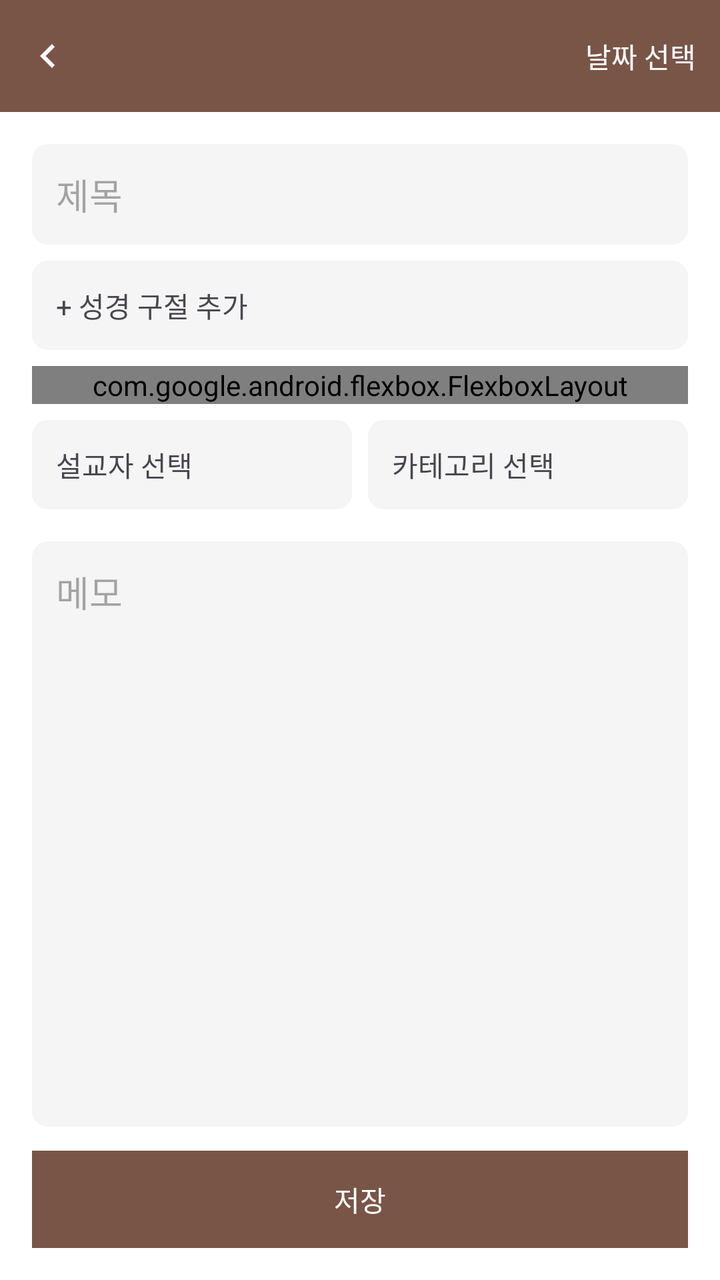
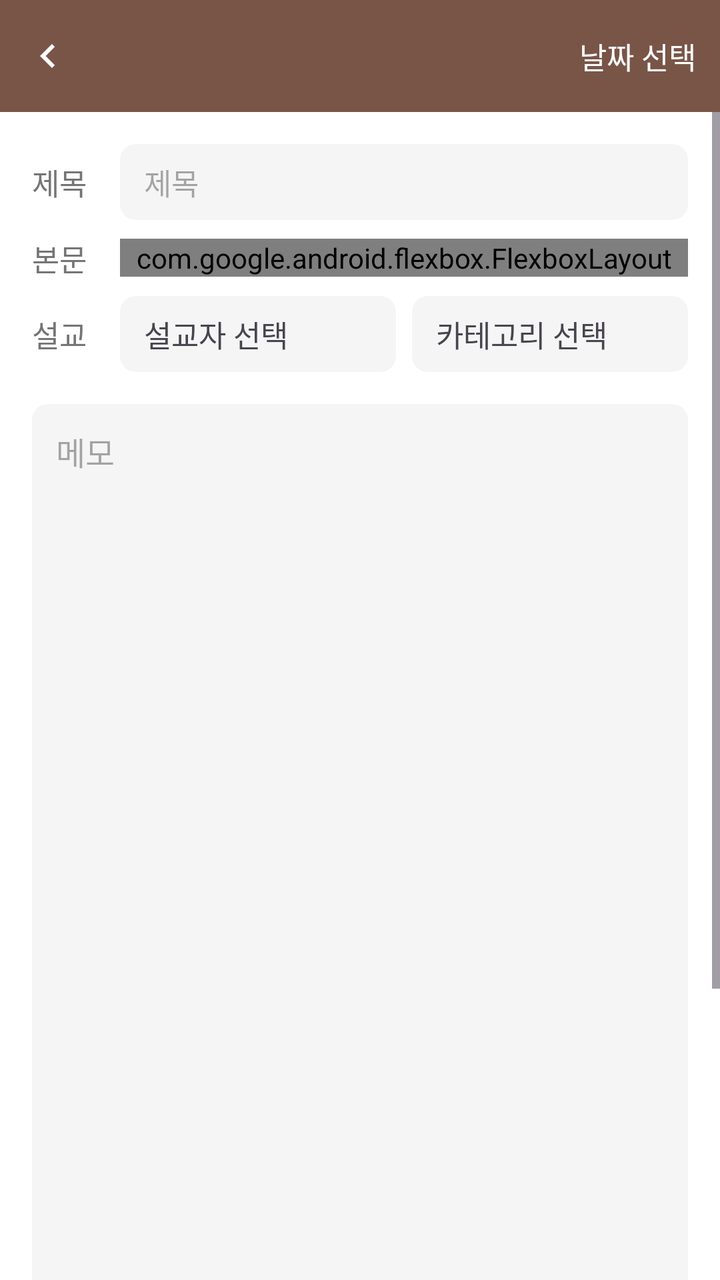

Two renders of the same Android screen: before a commit and after it. Below are the layout's source before the change and the commit's diff.
<!-- AndroidManifest.xml: application theme Theme.BNOTE -->
<!-- res/layout/activity_add_sermon.xml -->
<?xml version="1.0" encoding="utf-8"?>
<LinearLayout xmlns:android="http://schemas.android.com/apk/res/android"
    xmlns:app="http://schemas.android.com/apk/res-auto"
    android:id="@+id/add_sermon_root"
    android:layout_width="match_parent"
    android:layout_height="match_parent"
    android:orientation="vertical"
    android:background="@color/surface_background">

    <LinearLayout
        android:layout_width="match_parent"
        android:layout_height="56dp"
        android:orientation="horizontal"
        android:gravity="center_vertical"
        android:background="@color/brown_primary"
        android:paddingStart="4dp">

        <ImageView
            android:id="@+id/btn_top_bar_back"
            android:layout_width="40dp"
            android:layout_height="40dp"
            android:padding="8dp"
            android:src="@drawable/ic_chevron_left"
            app:tint="@color/white"
            android:contentDescription="뒤로가기"
            android:background="?attr/selectableItemBackgroundBorderless"
            android:clickable="true"
            android:focusable="true" />

        <TextView
            android:id="@+id/text_top_bar_title"
            android:layout_width="0dp"
            android:layout_height="wrap_content"
            android:layout_weight="1"
            android:layout_marginStart="4dp"
            android:textSize="18sp"
            android:textStyle="bold"
            android:textColor="@color/white" />

        <TextView
            android:id="@+id/btn_pick_date"
            android:layout_width="wrap_content"
            android:layout_height="wrap_content"
            android:padding="12dp"
            android:text="날짜 선택"
            android:textSize="14sp"
            android:textColor="@color/white"
            android:clickable="true"
            android:focusable="true" />

    </LinearLayout>

    <LinearLayout
        android:layout_width="match_parent"
        android:layout_height="wrap_content"
        android:orientation="vertical"
        android:padding="16dp">

        <EditText
            android:id="@+id/edit_title"
            android:layout_width="match_parent"
            android:layout_height="wrap_content"
            android:hint="제목"
            android:padding="12dp"
            android:layout_marginBottom="8dp"
            android:background="@drawable/bg_book_button" />

        <TextView
            android:id="@+id/btn_add_bible_ref"
            android:layout_width="match_parent"
            android:layout_height="wrap_content"
            android:padding="12dp"
            android:text="+ 성경 구절 추가"
            android:background="@drawable/bg_book_button"
            android:layout_marginBottom="8dp"
            android:clickable="true"
            android:focusable="true" />

        <com.google.android.flexbox.FlexboxLayout
            android:id="@+id/flexbox_bible_refs"
            android:layout_width="match_parent"
            android:layout_height="wrap_content"
            android:layout_marginBottom="8dp"
            app:flexWrap="wrap" />

        <LinearLayout
            android:layout_width="match_parent"
            android:layout_height="wrap_content"
            android:orientation="horizontal">

            <TextView
                android:id="@+id/btn_pick_preacher"
                android:layout_width="0dp"
                android:layout_height="wrap_content"
                android:layout_weight="1"
                android:layout_marginEnd="4dp"
                android:padding="12dp"
                android:text="설교자 선택"
                android:background="@drawable/bg_book_button"
                android:clickable="true"
                android:focusable="true" />

            <TextView
                android:id="@+id/btn_pick_category"
                android:layout_width="0dp"
                android:layout_height="wrap_content"
                android:layout_weight="1"
                android:layout_marginStart="4dp"
                android:padding="12dp"
                android:text="카테고리 선택"
                android:background="@drawable/bg_book_button"
                android:clickable="true"
                android:focusable="true" />
        </LinearLayout>

    </LinearLayout>

    <EditText
        android:id="@+id/edit_memo"
        android:layout_width="match_parent"
        android:layout_height="0dp"
        android:layout_weight="1"
        android:hint="메모"
        android:gravity="top"
        android:padding="12dp"
        android:layout_marginStart="16dp"
        android:layout_marginEnd="16dp"
        android:layout_marginBottom="12dp"
        android:background="@drawable/bg_book_button" />

    <TextView
        android:id="@+id/btn_save_sermon"
        android:layout_width="match_parent"
        android:layout_height="wrap_content"
        android:layout_marginStart="16dp"
        android:layout_marginEnd="16dp"
        android:layout_marginBottom="16dp"
        android:padding="14dp"
        android:text="저장"
        android:gravity="center"
        android:textColor="@color/white"
        android:background="@color/brown_primary"
        android:clickable="true"
        android:focusable="true" />

</LinearLayout>
<!-- resources referenced by this layout -->
<resources>
  <color name="brown_primary">#795548</color>
  <color name="surface_background">#FFFFFF</color>
  <color name="white">#FFFFFFFF</color>
  <!-- drawable bg_book_button (drawable) -->
  <?xml version="1.0" encoding="utf-8"?>
  <ripple xmlns:android="http://schemas.android.com/apk/res/android"
      android:color="#D7CCC8">
      <item>
          <shape android:shape="rectangle">
              <solid android:color="@color/input_background" />
              <corners android:radius="8dp" />
          </shape>
      </item>
  </ripple>
  <!-- drawable ic_chevron_left (drawable) -->
  <vector xmlns:android="http://schemas.android.com/apk/res/android"
      android:width="24dp"
      android:height="24dp"
      android:viewportWidth="24"
      android:viewportHeight="24"
      android:tint="?attr/colorControlNormal">
      <path
          android:fillColor="#000000"
          android:pathData="M15.41,7.41L14,6l-6,6 6,6 1.41,-1.41L10.83,12z" />
  </vector>
  <style name="Theme.BNOTE" parent="Base.Theme.BNOTE" />
  <color name="input_background">#F5F5F5</color>
  <style name="Base.Theme.BNOTE" parent="Theme.Material3.DayNight.NoActionBar">
          <item name="colorPrimary">@color/brown_primary</item>
          <item name="colorPrimaryDark">@color/brown_primary_dark</item>
          <item name="android:statusBarColor">@color/brown_primary_dark</item>
          <item name="android:windowLightStatusBar">false</item>
          <item name="android:windowBackground">@color/surface_background</item>
      </style>
  <color name="brown_primary_dark">#5D4037</color>
</resources>

<!-- the commit's change to res/layout/activity_add_sermon.xml (unified diff, before → after) -->
@@ -43,104 +43,251 @@
             android:layout_height="wrap_content"
             android:padding="12dp"
             android:text="날짜 선택"
-            android:textSize="14sp"
+            android:textSize="15sp"
             android:textColor="@color/white"
             android:clickable="true"
             android:focusable="true" />
 
     </LinearLayout>
 
-    <LinearLayout
+    <ScrollView
+        android:id="@+id/scroll_add_sermon"
         android:layout_width="match_parent"
-        android:layout_height="wrap_content"
-        android:orientation="vertical"
-        android:padding="16dp">
-
-        <EditText
-            android:id="@+id/edit_title"
-            android:layout_width="match_parent"
-            android:layout_height="wrap_content"
-            android:hint="제목"
-            android:padding="12dp"
-            android:layout_marginBottom="8dp"
-            android:background="@drawable/bg_book_button" />
-
-        <TextView
-            android:id="@+id/btn_add_bible_ref"
-            android:layout_width="match_parent"
-            android:layout_height="wrap_content"
-            android:padding="12dp"
-            android:text="+ 성경 구절 추가"
-            android:background="@drawable/bg_book_button"
-            android:layout_marginBottom="8dp"
-            android:clickable="true"
-            android:focusable="true" />
-
-        <com.google.android.flexbox.FlexboxLayout
-            android:id="@+id/flexbox_bible_refs"
-            android:layout_width="match_parent"
-            android:layout_height="wrap_content"
-            android:layout_marginBottom="8dp"
-            app:flexWrap="wrap" />
+        android:layout_height="0dp"
+        android:layout_weight="1"
+        android:fillViewport="true">
 
         <LinearLayout
             android:layout_width="match_parent"
             android:layout_height="wrap_content"
-            android:orientation="horizontal">
+            android:orientation="vertical">
+
+            <LinearLayout
+                android:layout_width="match_parent"
+                android:layout_height="wrap_content"
+                android:orientation="vertical"
+                android:padding="16dp">
+
+                
+                <LinearLayout
+                    android:layout_width="match_parent"
+                    android:layout_height="wrap_content"
+                    android:orientation="horizontal"
+                    android:gravity="center_vertical">
+
+                    <TextView
+                        android:layout_width="44dp"
+                        android:layout_height="wrap_content"
+                        android:text="제목"
+                        android:textSize="15sp"
+                        android:textColor="@color/text_secondary" />
+
+                    <EditText
+                        android:id="@+id/edit_title"
+                        android:layout_width="0dp"
+                        android:layout_height="wrap_content"
+                        android:layout_weight="1"
+                        android:hint="제목"
+                        android:textSize="15sp"
+                        android:paddingStart="12dp"
+                        android:paddingEnd="12dp"
+                        android:paddingTop="8dp"
+                        android:paddingBottom="8dp"
+                        android:background="@drawable/bg_book_button" />
+                </LinearLayout>
+
+                
+                <LinearLayout
+                    android:layout_width="match_parent"
+                    android:layout_height="wrap_content"
+                    android:orientation="horizontal"
+                    android:layout_marginTop="8dp"
+                    android:gravity="center_vertical">
+
+                    <TextView
+                        android:layout_width="44dp"
+                        android:layout_height="wrap_content"
+                        android:text="본문"
+                        android:textSize="15sp"
+                        android:textColor="@color/text_secondary" />
+
+                    <com.google.android.flexbox.FlexboxLayout
+                        android:id="@+id/flexbox_bible_refs"
+                        android:layout_width="0dp"
+                        android:layout_height="wrap_content"
+                        android:layout_weight="1"
+                        app:flexWrap="wrap"
+                        app:alignItems="center" />
+                </LinearLayout>
+
+                
+                <LinearLayout
+                    android:layout_width="match_parent"
+                    android:layout_height="wrap_content"
+                    android:orientation="horizontal"
+                    android:layout_marginTop="8dp"
+                    android:gravity="center_vertical">
+
+                    <TextView
+                        android:layout_width="44dp"
+                        android:layout_height="wrap_content"
+                        android:text="설교"
+                        android:textSize="15sp"
+                        android:textColor="@color/text_secondary" />
+
+                    <TextView
+                        android:id="@+id/btn_pick_preacher"
+                        android:layout_width="0dp"
+                        android:layout_height="wrap_content"
+                        android:layout_weight="1"
+                        android:layout_marginEnd="4dp"
+                        android:paddingStart="12dp"
+                        android:paddingEnd="12dp"
+                        android:paddingTop="8dp"
+                        android:paddingBottom="8dp"
+                        android:text="설교자 선택"
+                        android:textSize="15sp"
+                        android:background="@drawable/bg_book_button"
+                        android:clickable="true"
+                        android:focusable="true" />
+
+                    <TextView
+                        android:id="@+id/btn_pick_category"
+                        android:layout_width="0dp"
+                        android:layout_height="wrap_content"
+                        android:layout_weight="1"
+                        android:layout_marginStart="4dp"
+                        android:paddingStart="12dp"
+                        android:paddingEnd="12dp"
+                        android:paddingTop="8dp"
+                        android:paddingBottom="8dp"
+                        android:text="카테고리 선택"
+                        android:textSize="15sp"
+                        android:background="@drawable/bg_book_button"
+                        android:clickable="true"
+                        android:focusable="true" />
+                </LinearLayout>
+
+            </LinearLayout>
+
+            
+            <FrameLayout
+                android:layout_width="match_parent"
+                android:layout_height="wrap_content"
+                android:layout_marginStart="16dp"
+                android:layout_marginEnd="16dp"
+                android:layout_marginBottom="12dp"
+                android:background="@drawable/bg_book_button">
+
+                <EditText
+                    android:id="@+id/edit_memo"
+                    android:layout_width="match_parent"
+                    android:layout_height="wrap_content"
+                    android:minHeight="500dp"
+                    android:hint="메모"
+                    android:gravity="top"
+                    android:textSize="16sp"
+                    android:paddingStart="12dp"
+                    android:paddingEnd="12dp"
+                    android:paddingTop="12dp"
+                    android:paddingBottom="44dp"
+                    android:background="@android:color/transparent" />
+
+                <LinearLayout
+                    android:layout_width="wrap_content"
+                    android:layout_height="wrap_content"
+                    android:layout_gravity="bottom|end"
+                    android:layout_margin="6dp"
+                    android:orientation="horizontal"
+                    android:background="@drawable/bg_stat_card">
+
+                    <TextView
+                        android:id="@+id/btn_format_bold"
+                        android:layout_width="wrap_content"
+                        android:layout_height="wrap_content"
+                        android:text="굵게"
+                        android:textSize="13sp"
+                        android:textColor="@color/text_secondary"
+                        android:padding="8dp"
+                        android:background="?attr/selectableItemBackground"
+                        android:clickable="true"
+                        android:focusable="true" />
+
+                    <TextView
+                        android:id="@+id/btn_format_underline"
+                        android:layout_width="wrap_content"
+                        android:layout_height="wrap_content"
+                        android:text="밑줄"
+                        android:textSize="13sp"
+                        android:textColor="@color/text_secondary"
+                        android:padding="8dp"
+                        android:background="?attr/selectableItemBackground"
+                        android:clickable="true"
+                        android:focusable="true" />
+
+                    <TextView
+                        android:id="@+id/btn_format_color"
+                        android:layout_width="wrap_content"
+                        android:layout_height="wrap_content"
+                        android:text="색"
+                        android:textSize="13sp"
+                        android:textColor="@color/text_secondary"
+                        android:padding="8dp"
+                        android:background="?attr/selectableItemBackground"
+                        android:clickable="true"
+                        android:focusable="true" />
+                </LinearLayout>
+            </FrameLayout>
 
             <TextView
-                android:id="@+id/btn_pick_preacher"
-                android:layout_width="0dp"
-                android:layout_height="wrap_content"
-                android:layout_weight="1"
-                android:layout_marginEnd="4dp"
+                android:id="@+id/btn_add_photo"
+                android:layout_width="match_parent"
+                android:layout_height="wrap_content"
+                android:layout_marginStart="16dp"
+                android:layout_marginEnd="16dp"
+                android:layout_marginBottom="8dp"
                 android:padding="12dp"
-                android:text="설교자 선택"
+                android:text="+ 사진 추가 (0/5)"
+                android:textSize="15sp"
                 android:background="@drawable/bg_book_button"
                 android:clickable="true"
                 android:focusable="true" />
 
+            <HorizontalScrollView
+                android:id="@+id/scroll_photo_thumbnails"
+                android:layout_width="match_parent"
+                android:layout_height="wrap_content"
+                android:layout_marginStart="16dp"
+                android:layout_marginEnd="16dp"
+                android:layout_marginBottom="12dp"
+                android:scrollbars="none"
+                android:visibility="gone">
+
+                <LinearLayout
+                    android:id="@+id/container_photo_thumbnails"
+                    android:layout_width="wrap_content"
+                    android:layout_height="wrap_content"
+                    android:orientation="horizontal" />
+
+            </HorizontalScrollView>
+
             <TextView
-                android:id="@+id/btn_pick_category"
-                android:layout_width="0dp"
-                android:layout_height="wrap_content"
-                android:layout_weight="1"
-                android:layout_marginStart="4dp"
-                android:padding="12dp"
-                android:text="카테고리 선택"
-                android:background="@drawable/bg_book_button"
+                android:id="@+id/btn_save_sermon"
+                android:layout_width="match_parent"
+                android:layout_height="wrap_content"
+                android:layout_marginStart="16dp"
+                android:layout_marginEnd="16dp"
+                android:layout_marginBottom="16dp"
+                android:padding="14dp"
+                android:text="저장"
+                android:textSize="15sp"
+                android:gravity="center"
+                android:textColor="@color/white"
+                android:background="@color/brown_primary"
                 android:clickable="true"
                 android:focusable="true" />
+
         </LinearLayout>
-
-    </LinearLayout>
-
-    <EditText
-        android:id="@+id/edit_memo"
-        android:layout_width="match_parent"
-        android:layout_height="0dp"
-        android:layout_weight="1"
-        android:hint="메모"
-        android:gravity="top"
-        android:padding="12dp"
-        android:layout_marginStart="16dp"
-        android:layout_marginEnd="16dp"
-        android:layout_marginBottom="12dp"
-        android:background="@drawable/bg_book_button" />
-
-    <TextView
-        android:id="@+id/btn_save_sermon"
-        android:layout_width="match_parent"
-        android:layout_height="wrap_content"
-        android:layout_marginStart="16dp"
-        android:layout_marginEnd="16dp"
-        android:layout_marginBottom="16dp"
-        android:padding="14dp"
-        android:text="저장"
-        android:gravity="center"
-        android:textColor="@color/white"
-        android:background="@color/brown_primary"
-        android:clickable="true"
-        android:focusable="true" />
+    </ScrollView>
 
 </LinearLayout>
<!-- resource entries referenced after the edit -->
@@ -2,6 +2,7 @@
 <resources>
   <color name="brown_primary">#795548</color>
   <color name="surface_background">#FFFFFF</color>
+  <color name="text_secondary">#757575</color>
   <color name="white">#FFFFFFFF</color>
   <!-- drawable bg_book_button (drawable) -->
   <?xml version="1.0" encoding="utf-8"?>
@@ -14,6 +15,13 @@
           </shape>
       </item>
   </ripple>
+  <!-- drawable bg_stat_card (drawable) -->
+  <?xml version="1.0" encoding="utf-8"?>
+  <shape xmlns:android="http://schemas.android.com/apk/res/android"
+      android:shape="rectangle">
+      <solid android:color="@color/input_background" />
+      <corners android:radius="12dp" />
+  </shape>
   <!-- drawable ic_chevron_left (drawable) -->
   <vector xmlns:android="http://schemas.android.com/apk/res/android"
       android:width="24dp"
